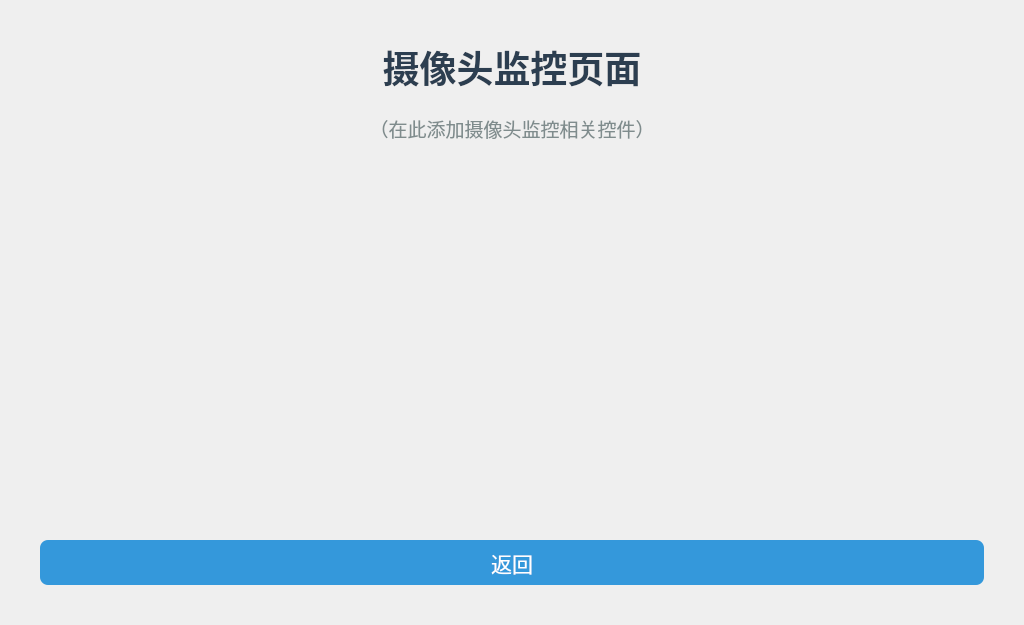
Before: the Qt Designer form ui/CameraDialog.ui in zwq1270033721/my_mp157_smart_home_panel, drawn with Qt 5.
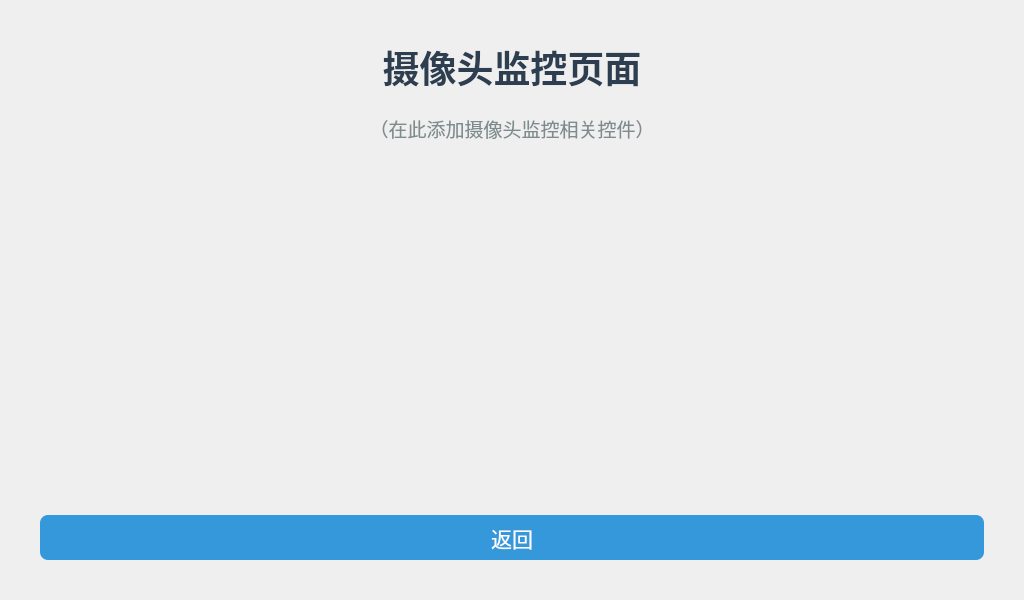
After: the same form once the commit is applied.

```diff
--- a/ui/CameraDialog.ui
+++ b/ui/CameraDialog.ui
@@ -7,19 +7,19 @@
     <x>0</x>
     <y>0</y>
     <width>1024</width>
-    <height>625</height>
+    <height>600</height>
    </rect>
   </property>
   <property name="minimumSize">
    <size>
     <width>1024</width>
-    <height>625</height>
+    <height>600</height>
    </size>
   </property>
   <property name="maximumSize">
    <size>
     <width>1024</width>
-    <height>625</height>
+    <height>600</height>
    </size>
   </property>
   <property name="windowTitle">
```
